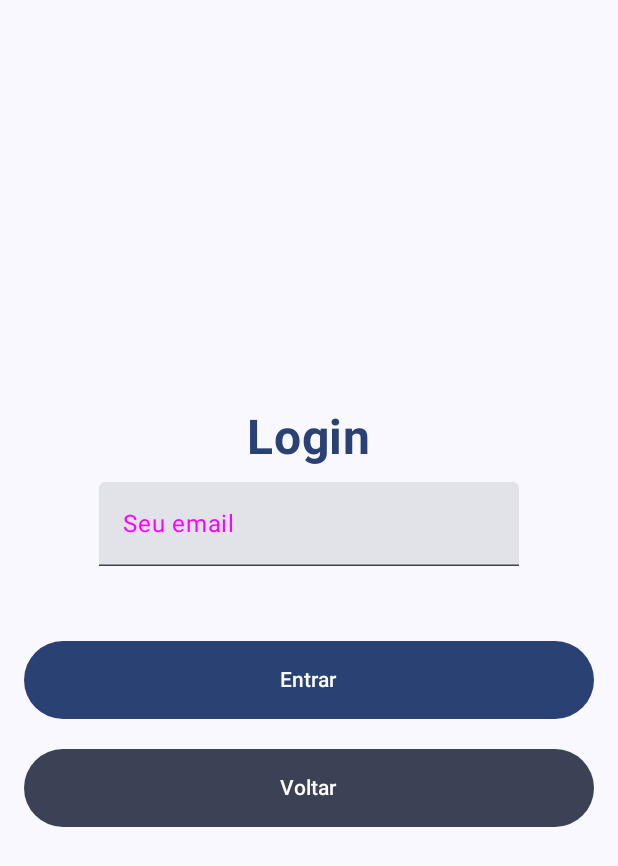
After one commit to joaomelara/financed, an Android app built with Jetpack Compose: the composable InputLogin shown on its own in the app's theme, on a phone screen of 412 x 824 dp. The commit adds this screen. Shown: the top 866 px of the screen. Run offline under Robolectric (Android 15) with nearby library versions, the light colour scheme and no system bars; libraries missing offline, so code that uses them is left out: com.mikepenz.iconics; 1 statement that could not run was skipped.

```diff
--- /dev/null
+++ b/app/src/main/java/com/example/financeseducation/screens/InputLogin.kt
@@ -0,0 +1,95 @@
+package com.example.financeseducation.screens
+
+
+import androidx.compose.foundation.layout.fillMaxSize
+import androidx.compose.foundation.layout.padding
+import androidx.compose.material3.Text
+import androidx.compose.runtime.Composable
+import androidx.compose.ui.Modifier
+import androidx.compose.foundation.layout.*
+import androidx.compose.foundation.text.KeyboardOptions
+import androidx.compose.material3.Button
+import androidx.compose.material3.ButtonDefaults
+import androidx.compose.material3.MaterialTheme
+import androidx.compose.material3.Surface
+import androidx.compose.material3.TextField
+import androidx.compose.material3.TextFieldDefaults
+import androidx.compose.runtime.mutableStateOf
+import androidx.compose.runtime.remember
+import androidx.compose.ui.Alignment
+import androidx.compose.ui.graphics.Color
+import androidx.compose.ui.graphics.ColorFilter
+import androidx.compose.ui.text.font.FontWeight
+import androidx.compose.ui.text.input.KeyboardType
+import androidx.compose.ui.unit.dp
+import androidx.compose.ui.unit.sp
+import com.mikepenz.iconics.compose.Image
+import com.mikepenz.iconics.typeface.library.fontawesome.FontAwesome
+
+@Composable
+fun InputLogin() {
+    Surface(
+        modifier = Modifier.fillMaxSize(),
+        color = MaterialTheme.colorScheme.background
+    ) {
+        Column(
+            modifier = Modifier
+                .fillMaxSize()
+                .padding(16.dp),
+            horizontalAlignment = Alignment.CenterHorizontally,
+            verticalArrangement = Arrangement.Center
+        ) {
+            var email = remember {
+                mutableStateOf("")
+            }
+            // Title
+            Text(
+                text = "Login",
+                fontSize = 32.sp,
+                fontWeight = FontWeight.Bold,
+                color = MaterialTheme.colorScheme.primary
+            )
+
+            Spacer(modifier = Modifier.height(10.dp))
+
+            // Subtitle
+            TextField(
+                value = "${email.value}",
+                onValueChange = { novoValor ->
+                    email.value = novoValor
+                },
+                keyboardOptions = KeyboardOptions(keyboardType = KeyboardType.Number),
+                placeholder = {
+                    Text(text = "Seu email")
+                },
+                colors = TextFieldDefaults.colors(
+                    focusedTextColor = Color.White,
+                    unfocusedTextColor = Color.Green,
+                    unfocusedPlaceholderColor = Color.Magenta
+                )
+            )
+
+            Spacer(modifier = Modifier.height(50.dp))
+
+            // Login Button
+            Button(
+                onClick = { /* Handle login */ },
+                modifier = Modifier.fillMaxWidth(),
+                colors = ButtonDefaults.buttonColors(containerColor = MaterialTheme.colorScheme.primary)
+            ) {
+                Text(text = "Entrar", color = MaterialTheme.colorScheme.onPrimary, modifier = Modifier.padding(8.dp))
+            }
+
+            Spacer(modifier = Modifier.height(20.dp))
+
+            // Registration Button
+            Button(
+                onClick = { /* Handle registration */ },
+                modifier = Modifier.fillMaxWidth(),
+                colors = ButtonDefaults.buttonColors(containerColor = MaterialTheme.colorScheme.secondary),
+            ) {
+                Text(text = "Voltar", color = MaterialTheme.colorScheme.onSecondary, modifier = Modifier.padding(8.dp))
+            }
+        }
+    }
+}
--- a/app/src/main/java/com/example/financeseducation/ui/theme/Color.kt
+++ b/app/src/main/java/com/example/financeseducation/ui/theme/Color.kt
@@ -9,5 +9,3 @@ val Pink80 = Color(0xFFEFB8C8)
 val Purple40 = Color(0xFF6650a4)
 val PurpleGrey40 = Color(0xFF625b71)
 val Pink40 = Color(0xFF7D5260)
-
-val DarkBlue = Color(color = 0xFF033E8C)
```
Also changed, not shown: app/build.gradle.kts (+9 -3 lines), app/src/main/java/com/example/financeseducation/MainActivity.kt (+2 -112 lines), app/src/main/java/com/example/financeseducation/screens/LoginScreen.kt (added, +103 -0 lines).
